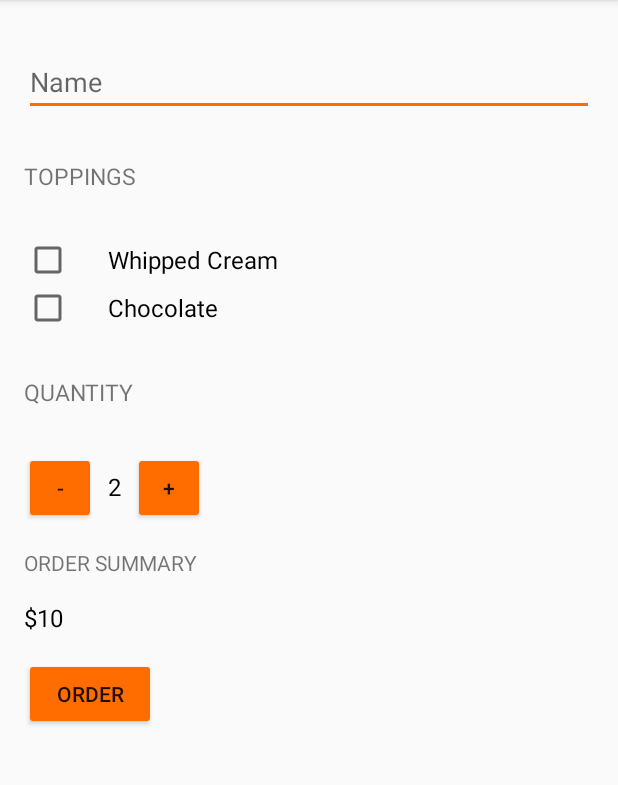
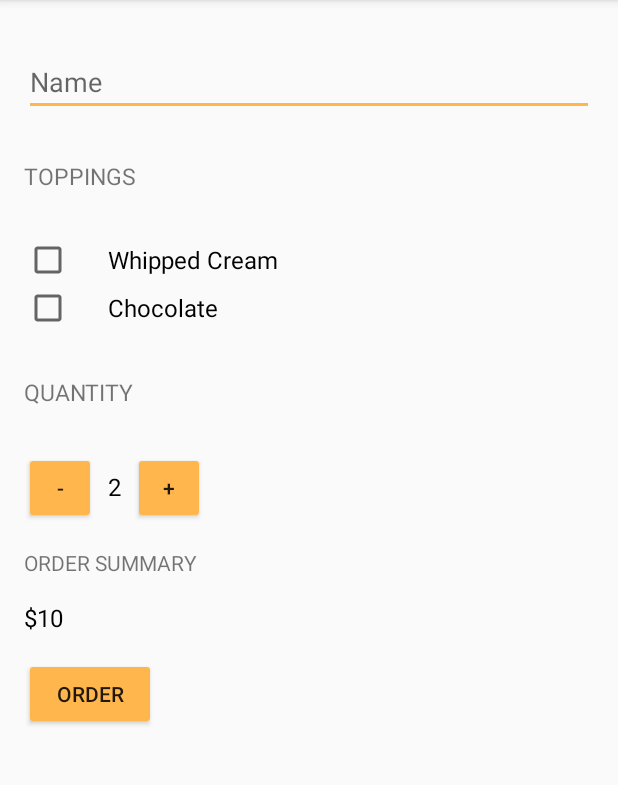
Before and after one commit to jsbaidwan/CoffeeBar, an Android app: the screen it shows after launch (MainActivity), on a phone screen of 412 x 824 dp, the part 84-869 px from its top. Run offline under Robolectric (Android 15) with nearby library versions, the phone set to English and light mode, and no system bars.

Commit message:
Edit theme by changing the colors

```diff
--- a/app/src/main/res/values/styles.xml
+++ b/app/src/main/res/values/styles.xml
@@ -5,8 +5,8 @@
         <!-- Customize your theme here. -->
         <item name="colorPrimary">#795548</item>
         <item name="colorPrimaryDark">#5D4037</item>
-        <item name="colorAccent">#FF6D00</item>
-        <item name="colorButtonNormal">#FF6D00</item>
+        <item name="colorAccent">#FFB74D</item>
+        <item name="colorButtonNormal">#FFB74D</item>
     </style>
     <!--Header style-->
     <style name="header_text_style">
```
